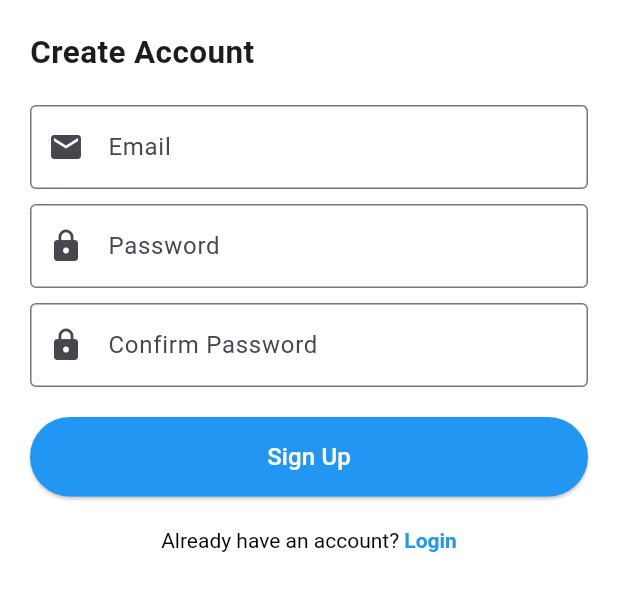
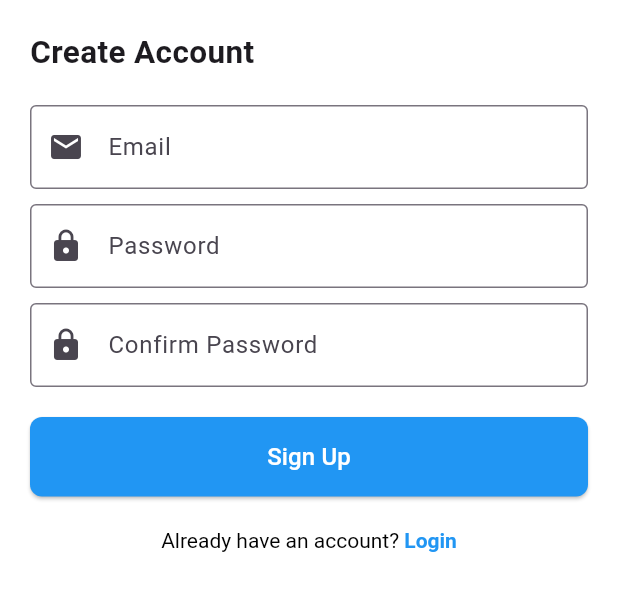
Before and after one commit to AliAljawad/Sign-Speak-Front, a Flutter app: the screen it shows after launch, on a phone screen of 412 x 824 dp, the part 339-950 px from its top. Run offline on Flutter 3.47's test engine with Material 3 defaults, Android fonts, the light colour scheme and no system bars; our stand-ins replace camera, image_picker, video_player.

Commit message:
Update button styles and add rounded corners in sign up page

```diff
--- a/lib/screens/sign_up_screen.dart
+++ b/lib/screens/sign_up_screen.dart
@@ -72,6 +72,9 @@ class SignUpPage extends StatelessWidget {
                 backgroundColor: Colors.blue,
                 padding: const EdgeInsets.symmetric(vertical: 15),
                 minimumSize: const Size(double.infinity, 0),
+                shape: RoundedRectangleBorder(
+                  borderRadius: BorderRadius.circular(8),
+                ),
               ),
               child: const Text(
                 'Sign Up',
```
